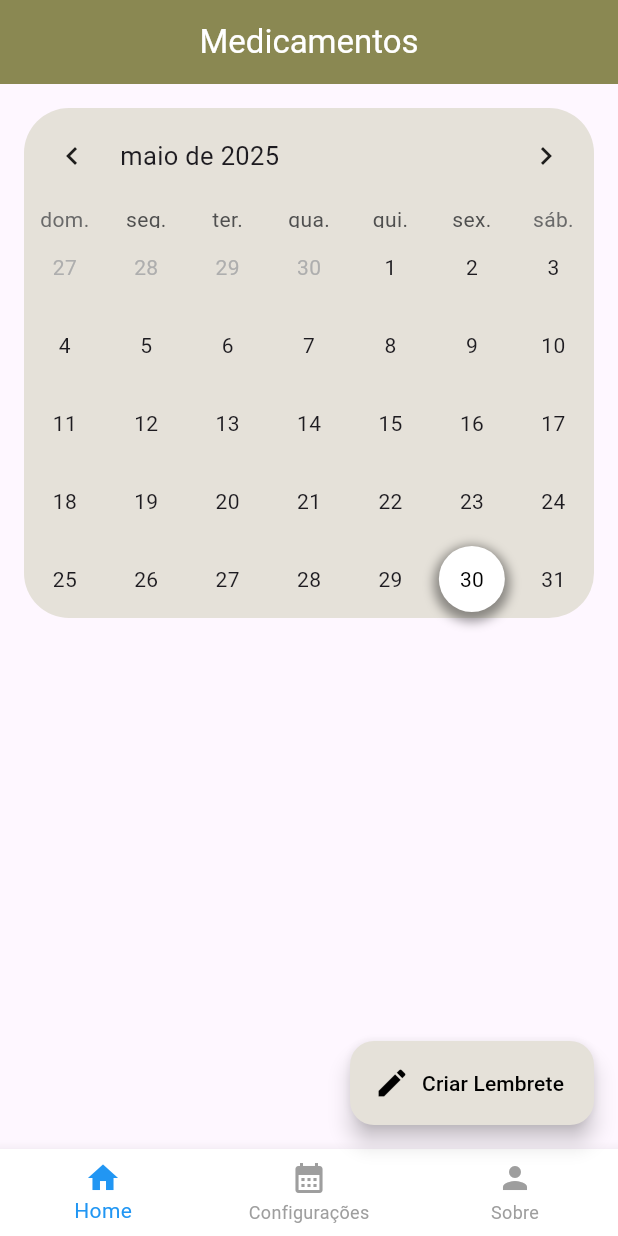
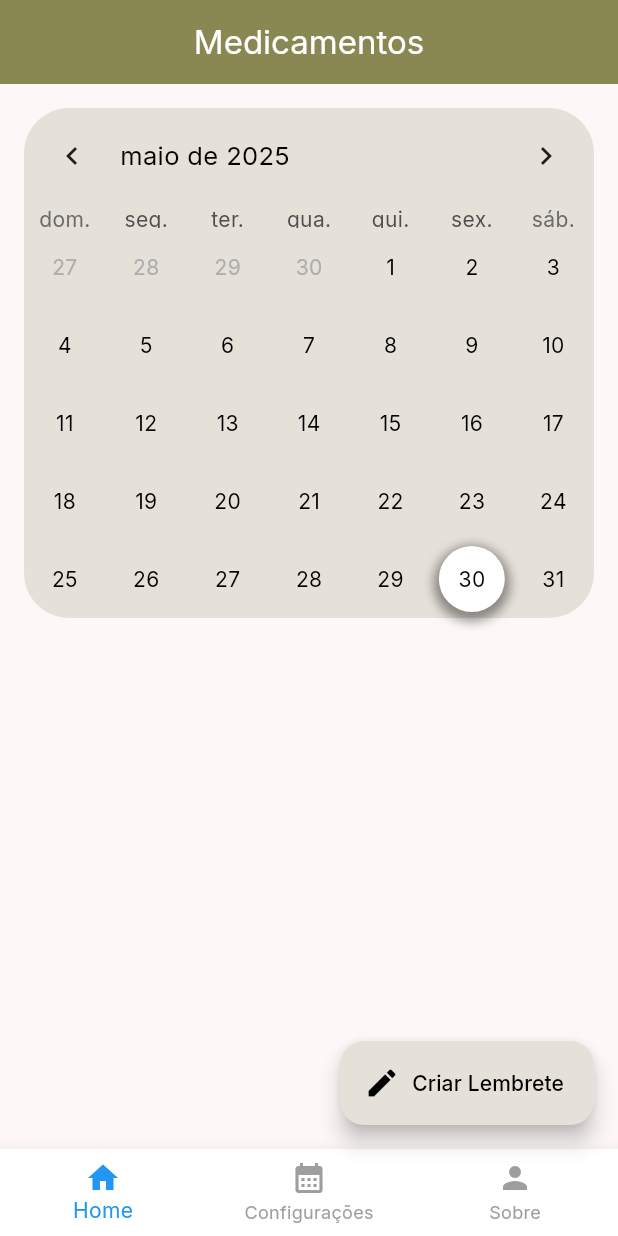
Before and after one commit to marcelomnzs/diabary, a Flutter app: the screen it shows once a user with an empty profile is signed in, after a tap on the "chevron right" icon, on a phone screen of 412 x 824 dp. Run offline on Flutter 3.47's test engine with Material 3 defaults, Android fonts, the phone set to English and light mode, and no system bars; drawn by our look-alikes of table_calendar; our stand-ins replace firebase_auth, firebase_core, flutter_local_notifications, go_router, google_fonts, shared_preferences and 1 more; accounts and stored records are empty; network calls fail.

Commit message:
Adicionando configurações de tema e aplicando na tela Home

```diff
--- a/devtools_options.yaml
+++ b/devtools_options.yaml
@@ -1,3 +1,5 @@
 description: This file stores settings for Dart & Flutter DevTools.
 documentation: https://docs.flutter.dev/tools/devtools/extensions#configure-extension-enablement-states
 extensions:
+  - shared_preferences: true
+  - provider: true
--- /dev/null
+++ b/lib/core/theme/text_theme.dart
@@ -0,0 +1,19 @@
+import 'package:flutter/material.dart';
+import 'package:google_fonts/google_fonts.dart';
+
+TextTheme createTextTheme(
+    BuildContext context, String bodyFontString, String displayFontString) {
+  TextTheme baseTextTheme = Theme.of(context).textTheme;
+  TextTheme bodyTextTheme = GoogleFonts.getTextTheme(bodyFontString, baseTextTheme);
+  TextTheme displayTextTheme =
+      GoogleFonts.getTextTheme(displayFontString, baseTextTheme);
+  TextTheme textTheme = displayTextTheme.copyWith(
+    bodyLarge: bodyTextTheme.bodyLarge,
+    bodyMedium: bodyTextTheme.bodyMedium,
+    bodySmall: bodyTextTheme.bodySmall,
+    labelLarge: bodyTextTheme.labelLarge,
+    labelMedium: bodyTextTheme.labelMedium,
+    labelSmall: bodyTextTheme.labelSmall,
+  );
+  return textTheme;
+}
--- /dev/null
+++ b/lib/core/theme/theme.dart
@@ -0,0 +1,162 @@
+import "package:flutter/material.dart";
+
+class MaterialTheme {
+  final TextTheme textTheme;
+
+  const MaterialTheme(this.textTheme);
+
+  static ColorScheme lightScheme() {
+    return const ColorScheme(
+      brightness: Brightness.light,
+      primary: Color(0xff232203),
+      surfaceTint: Color(0xff62603a),
+      onPrimary: Color(0xffffffff),
+      primaryContainer: Color(0xff393715),
+      onPrimaryContainer: Color(0xfffcf7c5),
+      secondary: Color(0xff222213),
+      onSecondary: Color(0xffffffff),
+      secondaryContainer: Color(0xff383727),
+      onSecondaryContainer: Color(0xfffaf6df),
+      tertiary: Color(0xff15250d),
+      onTertiary: Color(0xffffffff),
+      tertiaryContainer: Color(0xff2a3b21),
+      onTertiaryContainer: Color(0xffe7fdd6),
+      error: Color(0xff4c0002),
+      onError: Color(0xffffffff),
+      errorContainer: Color(0xff740006),
+      onErrorContainer: Color(0xfffff3f2),
+      surface: Color(0xfffdf8f7),
+      onSurface: Color(0xff000000),
+      onSurfaceVariant: Color(0xff000000),
+      outline: Color(0xff2e2c23),
+      outlineVariant: Color(0xff4b493f),
+      shadow: Color(0xff000000),
+      scrim: Color(0xff000000),
+      inverseSurface: Color(0xff313030),
+      inversePrimary: Color(0xffcdc89a),
+      primaryFixed: Color(0xff4d4a26),
+      onPrimaryFixed: Color(0xffffffff),
+      primaryFixedDim: Color(0xff363412),
+      onPrimaryFixedVariant: Color(0xffffffff),
+      secondaryFixed: Color(0xff4b4a39),
+      onSecondaryFixed: Color(0xffffffff),
+      secondaryFixedDim: Color(0xff343324),
+      onSecondaryFixedVariant: Color(0xffffffff),
+      tertiaryFixed: Color(0xff3c4e32),
+      onTertiaryFixed: Color(0xffffffff),
+      tertiaryFixedDim: Color(0xff26371e),
+      onTertiaryFixedVariant: Color(0xffffffff),
+      surfaceDim: Color(0xffbbb8b7),
+      surfaceBright: Color(0xfffdf8f7),
+      surfaceContainerLowest: Color(0xffffffff),
+      surfaceContainerLow: Color(0xfff4f0ef),
+      surfaceContainer: Color(0xffe5e2e0),
+      surfaceContainerHigh: Color(0xffd7d4d2),
+      surfaceContainerHighest: Color(0xffc9c6c5),
+    );
+  }
+
+  ThemeData light() {
+    return theme(lightScheme());
+  }
+
+  static ColorScheme darkScheme() {
+    return const ColorScheme(
+      brightness: Brightness.dark,
+      primary: Color(0xfff7f2c1),
+      surfaceTint: Color(0xffcdc89a),
+      onPrimary: Color(0xff000000),
+      primaryContainer: Color(0xffc9c496),
+      onPrimaryContainer: Color(0xff0d0c00),
+      secondary: Color(0xfff4f1d9),
+      onSecondary: Color(0xff000000),
+      secondaryContainer: Color(0xffc6c3ad),
+      onSecondaryContainer: Color(0xff0c0c02),
+      tertiary: Color(0xff15250d),
+      onTertiary: Color(0xff000000),
+      tertiaryContainer: Color(0xffb4c9a5),
+      onTertiaryContainer: Color(0xff020e00),
+      error: Color(0xffffece9),
+      onError: Color(0xff000000),
+      errorContainer: Color(0xffffaea5),
+      onErrorContainer: Color(0xff220001),
+      surface: Color(0xff141313),
+      onSurface: Color(0xffffffff),
+      onSurfaceVariant: Color(0xffffffff),
+      outline: Color(0xfff4f0e1),
+      outlineVariant: Color(0xffc6c3b5),
+      shadow: Color(0xff000000),
+      scrim: Color(0xff000000),
+      inverseSurface: Color(0xffe5e2e0),
+      inversePrimary: Color(0xff4c4925),
+      primaryFixed: Color(0xffe9e4b4),
+      onPrimaryFixed: Color(0xff000000),
+      primaryFixedDim: Color(0xffcdc89a),
+      onPrimaryFixedVariant: Color(0xff131200),
+      secondaryFixed: Color(0xffe7e3cc),
+      onSecondaryFixed: Color(0xff000000),
+      secondaryFixedDim: Color(0xffcac7b1),
+      onSecondaryFixedVariant: Color(0xff121205),
+      tertiaryFixed: Color(0xffd4e9c4),
+      onTertiaryFixed: Color(0xff000000),
+      tertiaryFixedDim: Color(0xffb8cda9),
+      onTertiaryFixedVariant: Color(0xff061502),
+      surfaceDim: Color(0xff141313),
+      surfaceBright: Color(0xff51504f),
+      surfaceContainerLowest: Color(0xff000000),
+      surfaceContainerLow: Color(0xff201f1f),
+      surfaceContainer: Color(0xff313030),
+      surfaceContainerHigh: Color(0xff3c3b3a),
+      surfaceContainerHighest: Color(0xff484646),
+    );
+  }
+
+  ThemeData dark() {
+    return theme(darkScheme());
+  }
+
+  ThemeData theme(ColorScheme colorScheme) => ThemeData(
+    useMaterial3: true,
+    brightness: colorScheme.brightness,
+    colorScheme: colorScheme,
+    textTheme: textTheme.apply(
+      bodyColor: colorScheme.onSurface,
+      displayColor: colorScheme.onSurface,
+    ),
+    scaffoldBackgroundColor: colorScheme.surface,
+    canvasColor: colorScheme.surface,
+  );
+
+  List<ExtendedColor> get extendedColors => [];
+}
+
+class ExtendedColor {
+  final Color seed, value;
+  final ColorFamily light;
+  final ColorFamily lightHighContrast;
+  final ColorFamily lightMediumContrast;
+  final ColorFamily dark;
+
+  const ExtendedColor({
+    required this.seed,
+    required this.value,
+    required this.light,
+    required this.lightHighContrast,
+    required this.lightMediumContrast,
+    required this.dark,
+  });
+}
+
+class ColorFamily {
+  const ColorFamily({
+    required this.color,
+    required this.onColor,
+    required this.colorContainer,
+    required this.onColorContainer,
+  });
+
+  final Color color;
+  final Color onColor;
+  final Color colorContainer;
+  final Color onColorContainer;
+}
--- a/lib/features/home/presentation/screens/home_screen.dart
+++ b/lib/features/home/presentation/screens/home_screen.dart
@@ -19,7 +19,6 @@ class _HomeScreenState extends State<HomeScreen> {
     final authProvider = context.watch<AuthProvider>();
 
     return Scaffold(
-      backgroundColor: Color(0xFFE5E1D9),
       body: SafeArea(
         child: Column(
           children: [
@@ -74,7 +73,7 @@ class _HomeScreenState extends State<HomeScreen> {
                         Container(
                           decoration: BoxDecoration(
                             borderRadius: BorderRadius.circular(10),
-                            color: Color.fromRGBO(57, 55, 21, 10),
+                            color: Theme.of(context).colorScheme.primary,
                           ),
 
                           child: IconButton(
@@ -83,7 +82,7 @@ class _HomeScreenState extends State<HomeScreen> {
                             },
                             icon: Icon(
                               Icons.notifications,
-                              color: Colors.white,
+                              color: Theme.of(context).colorScheme.onPrimary,
                             ),
                             iconSize: 20.0,
                           ),
@@ -94,14 +93,17 @@ class _HomeScreenState extends State<HomeScreen> {
                         Container(
                           decoration: BoxDecoration(
                             borderRadius: BorderRadius.circular(10),
-                            color: Color.fromRGBO(57, 55, 21, 10),
+                            color: Theme.of(context).colorScheme.primary,
                           ),
 
                           child: IconButton(
                             onPressed:
                                 () =>
                                     context.pushNamed(AppRoutes.settings.name),
-                            icon: Icon(Icons.settings, color: Colors.white),
+                            icon: Icon(
+                              Icons.settings,
+                              color: Theme.of(context).colorScheme.onPrimary,
+                            ),
                             iconSize: 20.0,
                           ),
                         ),
@@ -127,7 +129,7 @@ class _HomeScreenState extends State<HomeScreen> {
                           width: 83,
                           decoration: BoxDecoration(
                             borderRadius: BorderRadius.circular(10),
-                            color: Color.fromRGBO(57, 55, 21, 100),
+                            color: Theme.of(context).colorScheme.surfaceTint,
                           ),
                           child: InkWell(
                             borderRadius: BorderRadius.circular(10),
@@ -147,12 +149,7 @@ class _HomeScreenState extends State<HomeScreen> {
                         Text(
                           'Monte seu prato',
                           style: TextStyle(
-                            color: const Color.fromARGB(
-                              255,
-                              0,
-                              0,
-                              0,
-                            ), // Cor de destaque para o valor promocional
+                            color: Theme.of(context).colorScheme.onSurface,
                             fontWeight: FontWeight.bold,
                             fontSize: 16,
                           ),
@@ -169,13 +166,13 @@ class _HomeScreenState extends State<HomeScreen> {
                           width: 83,
                           decoration: BoxDecoration(
                             borderRadius: BorderRadius.circular(10),
-                            color: Color.fromRGBO(57, 55, 21, 100),
+                            color: Theme.of(context).colorScheme.surfaceTint,
                           ),
                           child: IconButton(
                             onPressed: () {},
                             icon: Icon(
                               Icons.food_bank,
-                              color: Color.fromRGBO(255, 255, 255, 1),
+                              color: Theme.of(context).colorScheme.surface,
                             ),
                             iconSize: 20.0,
                           ),
@@ -183,12 +180,10 @@ class _HomeScreenState extends State<HomeScreen> {
                         Text(
                           'Minhas métricas',
                           style: TextStyle(
-                            color: const Color.fromARGB(
-                              255,
-                              0,
-                              0,
-                              0,
-                            ), // Cor de destaque para o valor promocional
+                            color:
+                                Theme.of(context)
+                                    .colorScheme
+                                    .onSurface, // Cor de destaque para o valor promocional
                             fontWeight: FontWeight.bold,
                             fontSize: 16,
                           ),
@@ -205,7 +200,7 @@ class _HomeScreenState extends State<HomeScreen> {
                           width: 83,
                           decoration: BoxDecoration(
                             borderRadius: BorderRadius.circular(10),
-                            color: Color.fromRGBO(57, 55, 21, 100),
+                            color: Theme.of(context).colorScheme.surfaceTint,
                           ),
                           child: IconButton(
                             onPressed:
@@ -213,7 +208,7 @@ class _HomeScreenState extends State<HomeScreen> {
                                     context.goNamed(AppRoutes.medications.name),
                             icon: Icon(
                               Icons.food_bank,
-                              color: Color.fromRGBO(255, 255, 255, 1),
+                              color: Theme.of(context).colorScheme.surface,
                             ),
                             iconSize: 20.0,
                           ),
@@ -221,12 +216,10 @@ class _HomeScreenState extends State<HomeScreen> {
                         Text(
                           'Medicamentos',
                           style: TextStyle(
-                            color: const Color.fromARGB(
-                              255,
-                              0,
-                              0,
-                              0,
-                            ), // Cor de destaque para o valor promocional
+                            color:
+                                Theme.of(context)
+                                    .colorScheme
+                                    .onSurface, // Cor de destaque para o valor promocional
                             fontWeight: FontWeight.bold,
                             fontSize: 16,
                           ),
@@ -243,13 +236,13 @@ class _HomeScreenState extends State<HomeScreen> {
                           width: 83,
                           decoration: BoxDecoration(
                             borderRadius: BorderRadius.circular(10),
-                            color: Color.fromRGBO(57, 55, 21, 100),
+                            color: Theme.of(context).colorScheme.surfaceTint,
                           ),
                           child: IconButton(
                             onPressed: () {},
                             icon: Icon(
                               Icons.food_bank,
-                              color: Color.fromRGBO(255, 255, 255, 1),
+                              color: Theme.of(context).colorScheme.surface,
                             ),
                             iconSize: 20.0,
                           ),
@@ -257,12 +250,10 @@ class _HomeScreenState extends State<HomeScreen> {
                         Text(
                           'Meu perfil ???',
                           style: TextStyle(
-                            color: const Color.fromARGB(
-                              255,
-                              0,
-                              0,
-                              0,
-                            ), // Cor de destaque para o valor promocional
+                            color:
+                                Theme.of(context)
+                                    .colorScheme
+                                    .onSurface, // Cor de destaque para o valor promocional
                             fontWeight: FontWeight.bold,
                             fontSize: 16,
                           ),
@@ -281,7 +272,7 @@ class _HomeScreenState extends State<HomeScreen> {
               height: 200,
               decoration: BoxDecoration(
                 borderRadius: BorderRadius.circular(30),
-                color: Color.fromRGBO(98, 96, 56, 10),
+                color: Theme.of(context).colorScheme.surfaceTint,
                 boxShadow: [
                   BoxShadow(
                     color: Colors.black.withOpacity(0.4),
@@ -304,7 +295,7 @@ class _HomeScreenState extends State<HomeScreen> {
                           Text(
                             'Assine já o plano premium',
                             style: TextStyle(
-                              color: Colors.white,
+                              color: Theme.of(context).colorScheme.surface,
                               fontSize: 25,
                               fontWeight: FontWeight.bold,
                             ),
@@ -328,8 +319,9 @@ class _HomeScreenState extends State<HomeScreen> {
                                 'R\$ 39,99', // Novo valor ao lado
                                 style: TextStyle(
                                   color:
-                                      Colors
-                                          .white, // Cor de destaque para o valor promocional
+                                      Theme.of(context)
+                                          .colorScheme
+                                          .surface, // Cor de destaque para o valor promocional
                                   fontWeight: FontWeight.bold,
                                   fontSize: 16,
                                 ),
@@ -340,30 +332,26 @@ class _HomeScreenState extends State<HomeScreen> {
                           ElevatedButton(
                             onPressed: () {},
                             style: ElevatedButton.styleFrom(
-                              backgroundColor: const Color.fromRGBO(
-                                57,
-                                55,
-                                21,
-                                10,
-                              ),
+                              backgroundColor:
+                                  Theme.of(context).colorScheme.primary,
                               shape: RoundedRectangleBorder(
                                 borderRadius: BorderRadius.circular(8.0),
                               ),
                             ),
 
-                            child: const Text(
+                            child: Text(
                               'Assine já',
                               style: TextStyle(
                                 fontSize: 16,
                                 fontWeight: FontWeight.bold,
-                                color: Color.fromARGB(255, 255, 255, 255),
+                                color: Theme.of(context).colorScheme.onPrimary,
                               ),
                             ),
                           ),
                         ],
                       ),
 
-                      SizedBox(width: 50),
+                      SizedBox(width: 30),
                       // Espaçamento entre os textos
                       Column(
                         mainAxisAlignment: MainAxisAlignment.start,
@@ -373,13 +361,21 @@ class _HomeScreenState extends State<HomeScreen> {
                             height: 40,
                             decoration: BoxDecoration(
                               borderRadius: BorderRadius.circular(10),
-                              color: Color.fromRGBO(2, 253, 14, 1),
+                              color:
+                                  Theme.of(
+                                    context,
+                                  ).colorScheme.tertiaryContainer,
                             ),
 
                             child: Center(
                               child: Text(
                                 '50% off',
-                                style: TextStyle(color: Colors.white),
+                                style: TextStyle(
+                                  color:
+                                      Theme.of(
+                                        context,
+                                      ).colorScheme.onTertiaryContainer,
+                                ),
                               ),
                             ),
                           ),
@@ -398,7 +394,7 @@ class _HomeScreenState extends State<HomeScreen> {
               height: 50,
               decoration: BoxDecoration(
                 borderRadius: BorderRadius.circular(10),
-                color: Color.fromRGBO(255, 255, 255, 1),
+                color: Theme.of(context).colorScheme.surfaceContainerLowest,
                 boxShadow: [
                   BoxShadow(
                     color: Colors.black.withOpacity(0.22),
@@ -416,7 +412,11 @@ class _HomeScreenState extends State<HomeScreen> {
                     children: [
                       Padding(
                         padding: const EdgeInsets.all(8.0),
-                        child: Icon(Icons.alarm, size: 30),
+                        child: Icon(
+                          Icons.alarm,
+                          size: 30,
+                          color: Theme.of(context).colorScheme.primary,
+                        ),
                       ),
                     ],
                   ),
@@ -430,13 +430,17 @@ class _HomeScreenState extends State<HomeScreen> {
                           style: TextStyle(
                             fontSize: 16,
                             fontWeight: FontWeight.bold,
+                            color: Theme.of(context).colorScheme.primary,
                           ),
                         ),
                       ],
                     ),
                   ),
                   IconButton(
-                    icon: Icon(Icons.chevron_right),
+                    icon: Icon(
+                      Icons.chevron_right,
+                      color: Theme.of(context).colorScheme.primary,
+                    ),
                     onPressed:
                         () => context.goNamed(AppRoutes.medications.name),
                   ),
@@ -452,7 +456,11 @@ class _HomeScreenState extends State<HomeScreen> {
                 SizedBox(width: 20),
                 Text(
                   ' Relatório de Alimentação',
-                  style: TextStyle(fontSize: 30, fontWeight: FontWeight.bold),
+                  style: TextStyle(
+                    fontSize: 30,
+                    fontWeight: FontWeight.bold,
+                    color: Theme.of(context).colorScheme.primary,
+                  ),
                 ),
               ],
             ),
@@ -463,7 +471,7 @@ class _HomeScreenState extends State<HomeScreen> {
               height: 70,
               decoration: BoxDecoration(
                 borderRadius: BorderRadius.circular(20),
-                color: Color.fromRGBO(96, 114, 84, 10),
+                color: Theme.of(context).colorScheme.surfaceTint,
                 boxShadow: [
                   BoxShadow(
                     color: Colors.black.withOpacity(0.22),
@@ -483,12 +491,15 @@ class _HomeScreenState extends State<HomeScreen> {
                       style: TextStyle(
                         fontSize: 20,
                         fontWeight: FontWeight.bold,
-                        color: Colors.white,
+                        color: Theme.of(context).colorScheme.surface,
                       ),
                     ),
                   ),
                   IconButton(
-                    icon: Icon(Icons.download_for_offline, color: Colors.white),
+                    icon: Icon(
+                      Icons.download_for_offline,
+                      color: Theme.of(context).colorScheme.surface,
+                    ),
                     onPressed: () {
                       // ação ao clicar no botão
                     },
--- a/lib/features/settings/presentation/screens/settings_screen.dart
+++ b/lib/features/settings/presentation/screens/settings_screen.dart
@@ -94,13 +94,13 @@ class SettingsScreen extends StatelessWidget {
           ),
           const Divider(),
 
-          _buildSettingsOption(
-            icon: Icons.brightness_6_outlined,
-            title: 'Modo Claro/Escuro',
-            onTap: () {
-              print('Modo Claro/Escuro');
-            },
+          SwitchListTile(
+            title: const Text('Modo Escuro'),
+            secondary: Icon(Icons.nightlight_round, color: Colors.black87),
+            value: false,
+            onChanged: (value) {},
           ),
+
           const Divider(),
 
           _buildSettingsOption(
--- a/lib/main.dart
+++ b/lib/main.dart
@@ -1,4 +1,6 @@
 import 'package:diabary/core/routes/app_router.dart';
+import 'package:diabary/core/theme/text_theme.dart';
+import 'package:diabary/core/theme/theme.dart';
 import 'package:diabary/data/auth_service.dart';
 import 'package:diabary/features/auth/presentation/providers/auth_provider.dart';
 import 'package:diabary/firebase_options.dart';
@@ -30,9 +32,15 @@ class MainApp extends StatelessWidget {
           final authProvider = context.read<AuthProvider>();
           final router = createRouter(authProvider);
 
+          final textTheme = createTextTheme(context, 'Inter', 'Inter');
+          final materialTheme = MaterialTheme(textTheme);
+
           return MaterialApp.router(
             debugShowCheckedModeBanner: false,
             routerConfig: router,
+            theme: materialTheme.light(),
+            darkTheme: materialTheme.dark(),
+            themeMode: ThemeMode.light,
             localizationsDelegates: const [
               GlobalMaterialLocalizations.delegate,
               GlobalWidgetsLocalizations.delegate,
--- a/pubspec.yaml
+++ b/pubspec.yaml
@@ -21,6 +21,7 @@ dependencies:
   go_router: ^15.1.2
   firebase_auth: ^5.5.4
   provider: ^6.1.5
+  google_fonts: ^6.2.1
 
 dev_dependencies:
   flutter_test:
```
Also changed, not shown: pubspec.lock, 1 other file.
